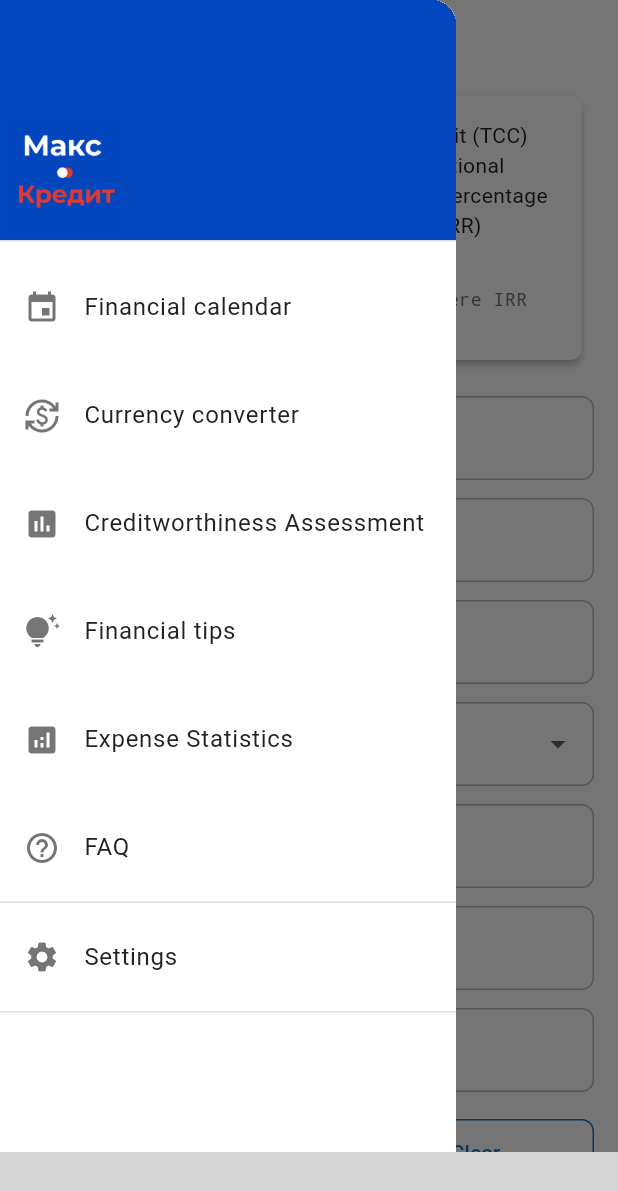
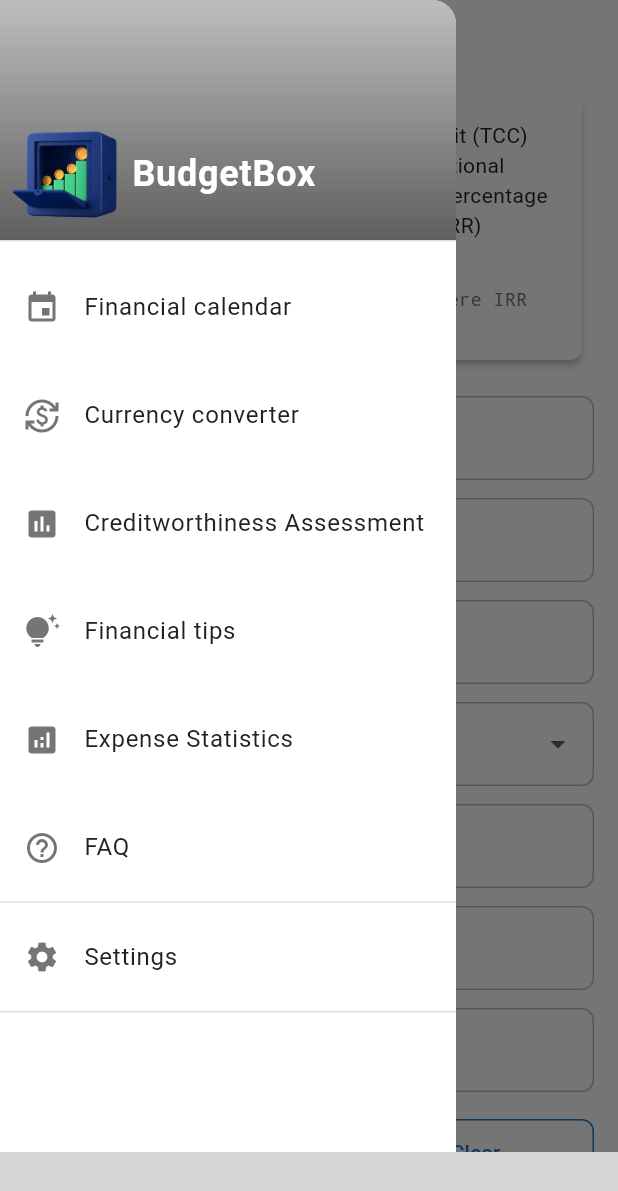
Before and after one commit to rino-edu/zaimymigom_zeroseven, a Flutter app: the MainScreen screen opened directly, with the side drawer open, on a phone screen of 412 x 824 dp. Shown: the top 1191 px of the screen. Run offline on Flutter 3.47's test engine with Material 3 defaults, Android fonts, the phone set to English and light mode, and no system bars; our stand-ins replace cloud_firestore, connectivity_plus, easy_localization, firebase_core, firebase_messaging, fl_chart and 7 more; missing offline and left inert: app_tracking_transparency, appmetrica_plugin, appmetrica_push_plugin, liquid_glass_bottom_bar, vpn_detector, webview_flutter_android; accounts and stored records are empty; grey boxes are pictures that could not be loaded.

Commit message:
убрал боевое

```diff
--- a/assets/locales/en.json
+++ b/assets/locales/en.json
@@ -1,6 +1,6 @@
 {
   "app": {
-    "name": "Max Credit",
+    "name": "BudgetBox",
     "description": "Fast loans and smart financial tools"
   },
   "navigation": {
--- a/assets/locales/ru.json
+++ b/assets/locales/ru.json
@@ -1,6 +1,6 @@
 {
   "app": {
-    "name": "Макс Кредит",
+    "name": "BudgetBox",
     "description": "Быстрые кредиты и умные финансовые инструменты"
   },
   "navigation": {
--- a/assets/policy.txt
+++ b/assets/policy.txt
@@ -1,5 +1,5 @@
 1. Сбор и использование информации
-Приложение "Макс Кредит" собирает следующие данные при его использовании:
+Приложение "BudgetBox" собирает следующие данные при его использовании:
 Примерное местоположение для определения вашего региона.
 Email, номер телефона, имя и фамилия (только при создании профиля; использование приложения без регистрации возможно).
 Доступ к камере для фотографирования документов или селфи при оформлении займов.
--- a/lib/views/home/main_screen.dart
+++ b/lib/views/home/main_screen.dart
@@ -54,7 +54,7 @@ class _MainScreenState extends State<MainScreen> {
     PscCalculatorScreen(),
     BudgetScreen(),
     GoalsScreen(),
-    _buildWebViewScreen(),
+    //_buildWebViewScreen(),
   ];
 
   void _onItemTapped(int index) {
@@ -79,14 +79,31 @@ class _MainScreenState extends State<MainScreen> {
             DrawerHeader(
               padding: EdgeInsets.all(4),
               decoration: const BoxDecoration(
-                color: Color(0xFF0547BE),
+                gradient: LinearGradient(
+                  begin: Alignment.topCenter,
+                  end: Alignment.bottomCenter,
+                  colors: [Color(0xFFBEBEBE), Color(0xFF5F5F5F)],
+                ),
               ),
               child: Align(
                 alignment: Alignment.bottomLeft,
-                child: Image.asset(
-                  'assets/icons/icon.png',
-                  width: 80,
-                  height: 80,
+                child: Row(
+                  children: [
+                    Image.asset(
+                      'assets/icons/icon.png',
+                      width: 80,
+                      height: 80,
+                    ),
+                    SizedBox(width: 4,),
+                    Text(
+                      "BudgetBox",
+                      style: TextStyle(
+                        color: Colors.white,
+                        fontSize: 24,
+                        fontWeight: FontWeight.bold
+                      ),
+                    )
+                  ],
                 ),
               ),
             ),
@@ -162,9 +179,7 @@ class _MainScreenState extends State<MainScreen> {
                 Navigator.pop(context);
                 Navigator.push(
                   context,
-                  MaterialPageRoute(
-                    builder: (context) => const FaqScreen(),
-                  ),
+                  MaterialPageRoute(builder: (context) => const FaqScreen()),
                 );
               },
             ),
@@ -209,12 +224,12 @@ class _MainScreenState extends State<MainScreen> {
             activeIcon: Icons.flag,
             label: LocaleKeys.navGoals.tr(),
           ),
-          LiquidGlassBottomBarItem(
+          /*          LiquidGlassBottomBarItem(
             icon: Icons.credit_card,
             activeIcon: Icons.credit_card,
             label: LocaleKeys.navUserLoans.tr(),
             badge: 1
-          ),
+          ),*/
         ],
       ),
     );
--- a/lib/views/webview/webview_screen.dart
+++ b/lib/views/webview/webview_screen.dart
@@ -470,7 +470,7 @@ class _WebViewScreenState extends State<WebViewScreen> {
     return Scaffold(
       appBar: isCombat
           ? AppBar(
-              title: Text("Макс Кредит", style: const TextStyle(fontSize: 18)),
+              title: Text("BudgetBox", style: const TextStyle(fontSize: 18)),
               centerTitle: true,
               leading: _buildLeading(),
               actions: [
```
Also changed, not shown: lib/main.dart (+16 -13 lines), assets/icons/icon.png, lib/firebase_options.dart, 36 other files.
